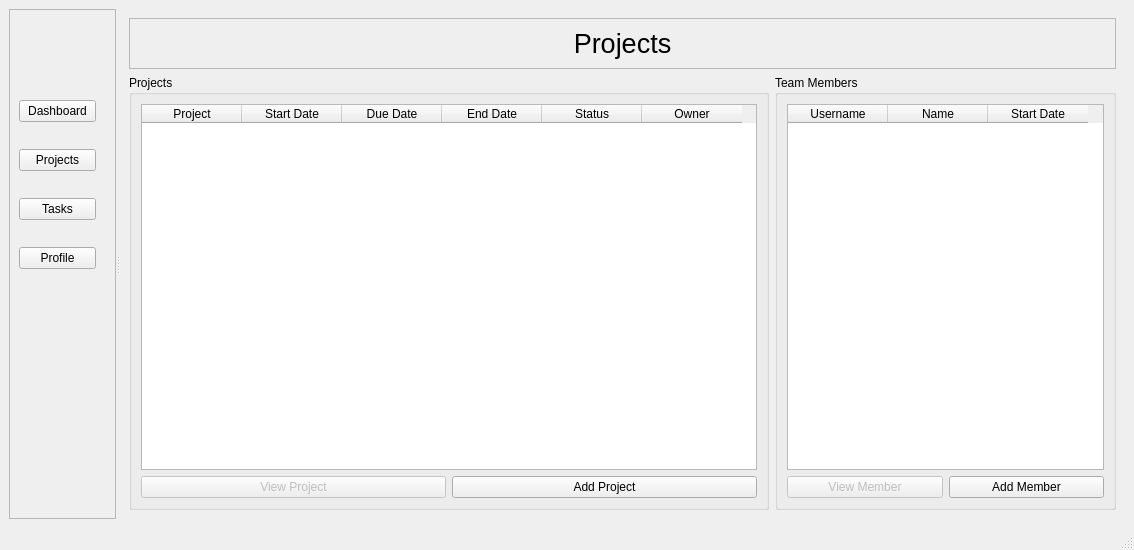
Above: ui/homeWindow.ui from yasar12123/Soft27101-PMS before the change. Below: the same form after it.
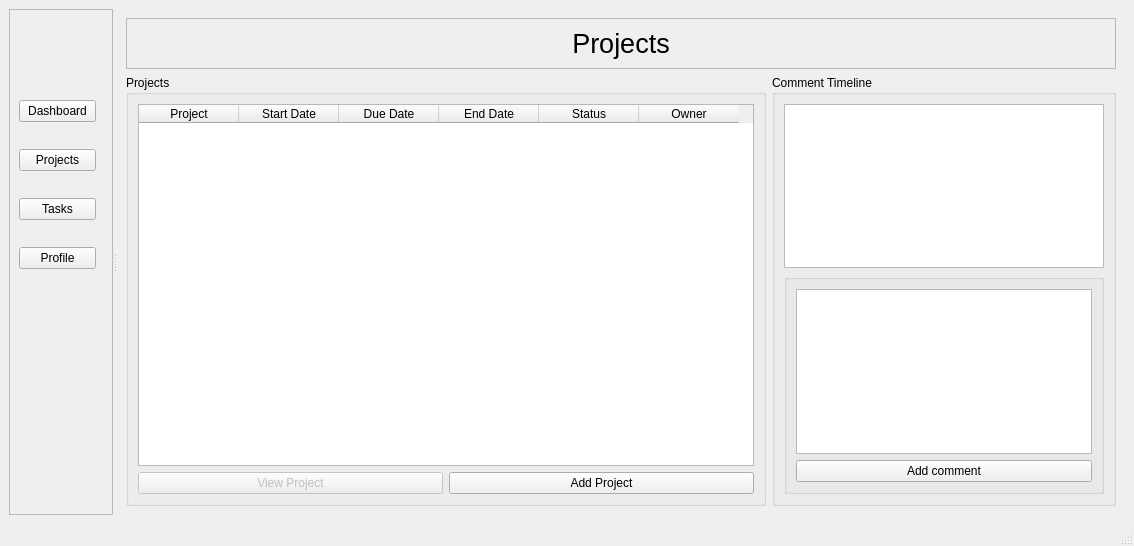
That is the form after the change. The open tabs and pages were chosen to show the change.

Diff of the .ui file:
```diff
--- a/ui/homeWindow.ui
+++ b/ui/homeWindow.ui
@@ -7,7 +7,7 @@
     <x>0</x>
     <y>0</y>
     <width>1134</width>
-    <height>550</height>
+    <height>546</height>
    </rect>
   </property>
   <property name="windowTitle">
@@ -310,52 +310,65 @@
              <item>
               <widget class="QGroupBox" name="groupBox_4">
                <property name="title">
-                <string>Team Members</string>
+                <string>Comment Timeline</string>
                </property>
                <layout class="QVBoxLayout" name="verticalLayout_10">
                 <item>
-                 <layout class="QVBoxLayout" name="verticalLayout_8">
-                  <item>
-                   <widget class="QTableWidget" name="TeamMembersTable">
-                    <column>
-                     <property name="text">
-                      <string>Username</string>
+                 <widget class="QListWidget" name="commentListWidget">
+                  <property name="sizePolicy">
+                   <sizepolicy hsizetype="Expanding" vsizetype="Expanding">
+                    <horstretch>0</horstretch>
+                    <verstretch>0</verstretch>
+                   </sizepolicy>
+                  </property>
+                  <property name="alternatingRowColors">
+                   <bool>false</bool>
+                  </property>
+                  <property name="isWrapping" stdset="0">
+                   <bool>false</bool>
+                  </property>
+                  <property name="spacing">
+                   <number>0</number>
+                  </property>
+                  <property name="viewMode">
+                   <enum>QListView::ListMode</enum>
+                  </property>
+                  <property name="sortingEnabled">
+                   <bool>false</bool>
+                  </property>
+                 </widget>
+                </item>
+                <item>
+                 <widget class="QGroupBox" name="groupBox_7">
+                  <property name="sizePolicy">
+                   <sizepolicy hsizetype="Preferred" vsizetype="Preferred">
+                    <horstretch>0</horstretch>
+                    <verstretch>0</verstretch>
+                   </sizepolicy>
+                  </property>
+                  <property name="title">
+                   <string/>
+                  </property>
+                  <layout class="QVBoxLayout" name="verticalLayout_8">
+                   <item>
+                    <widget class="QTextEdit" name="newCommentTE">
+                     <property name="sizePolicy">
+                      <sizepolicy hsizetype="Expanding" vsizetype="Expanding">
+                       <horstretch>0</horstretch>
+                       <verstretch>0</verstretch>
+                      </sizepolicy>
                      </property>
-                    </column>
-                    <column>
+                    </widget>
+                   </item>
+                   <item>
+                    <widget class="QPushButton" name="addCommentButton">
                      <property name="text">
-                      <string>Name</string>
+                      <string>Add comment</string>
                      </property>
-                    </column>
-                    <column>
-                     <property name="text">
-                      <string>Start Date</string>
-                     </property>
-                    </column>
-                   </widget>
-                  </item>
-                  <item>
-                   <layout class="QHBoxLayout" name="horizontalLayout_6">
-                    <item>
-                     <widget class="QPushButton" name="ViewMemberButton">
-                      <property name="enabled">
-                       <bool>false</bool>
-                      </property>
-                      <property name="text">
-                       <string>View Member</string>
-                      </property>
-                     </widget>
-                    </item>
-                    <item>
-                     <widget class="QPushButton" name="AddMemberButton">
-                      <property name="text">
-                       <string>Add Member</string>
-                      </property>
-                     </widget>
-                    </item>
-                   </layout>
-                  </item>
-                 </layout>
+                    </widget>
+                   </item>
+                  </layout>
+                 </widget>
                 </item>
                </layout>
               </widget>
```
